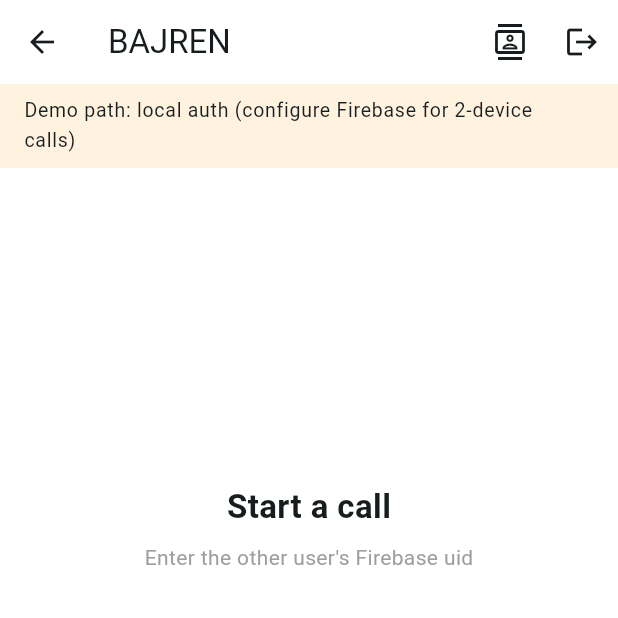
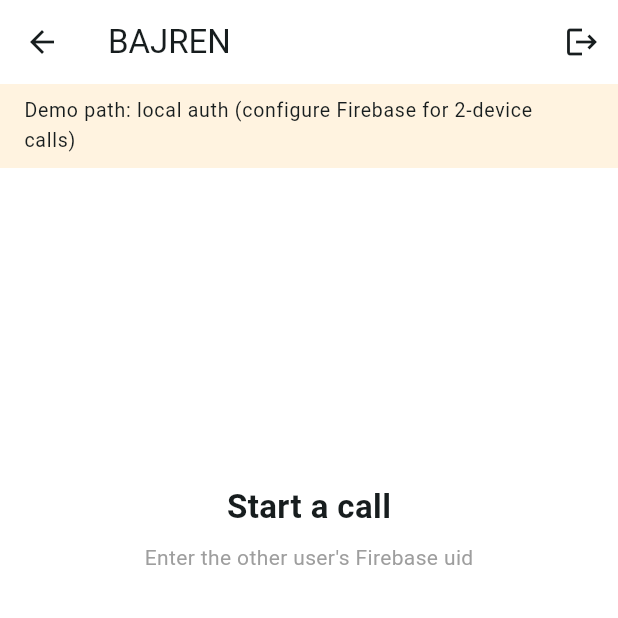
Before and after one commit to Ali05008/BAJREN, a Flutter app: the HomeScreen screen opened directly, after a tap on "Video call", on a phone screen of 412 x 824 dp, the top half of it. Run offline on Flutter 3.47's test engine with Material 3 defaults, Android fonts, the phone set to English and light mode, and no system bars; our stand-ins replace app_links, cloud_functions, equatable, firebase_auth, firebase_core, firebase_database and 4 more; missing offline and left inert: flutter_webrtc; accounts and stored records are empty.

Commit message:
Update home_screen.dart

```diff
--- a/lib/features/calls/presentation/screens/home_screen.dart
+++ b/lib/features/calls/presentation/screens/home_screen.dart
@@ -5,7 +5,6 @@ import 'package:permission_handler/permission_handler.dart';
 
 import '../../../../core/di/firebase_ready.dart';
 import '../../../auth/presentation/providers/auth_providers.dart';
-import '../../../contacts/presentation/screens/contacts_list_screen.dart';
 import '../../../reports/presentation/report_user_sheet.dart';
 import '../../domain/entities/call.dart';
 import '../providers/active_call_notifier.dart';
@@ -52,13 +51,6 @@ class _HomeScreenState extends ConsumerState<HomeScreen> {
       appBar: AppBar(
         title: const Text('BAJREN'),
         actions: [
-          IconButton(
-            icon: const Icon(Icons.contacts_outlined),
-            tooltip: 'جهات الاتصال',
-            onPressed: () => Navigator.of(context).push(
-              MaterialPageRoute(builder: (_) => const ContactsListScreen()),
-            ),
-          ),
           if (user != null)
             Padding(
               padding: const EdgeInsets.symmetric(horizontal: 8),
```
